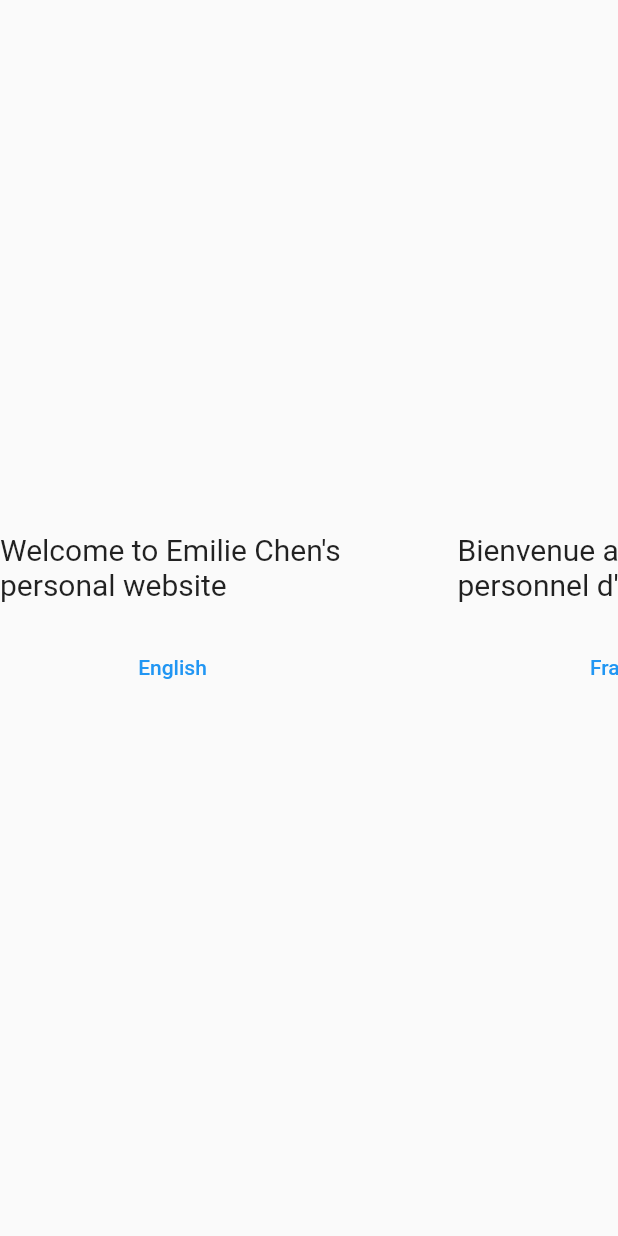
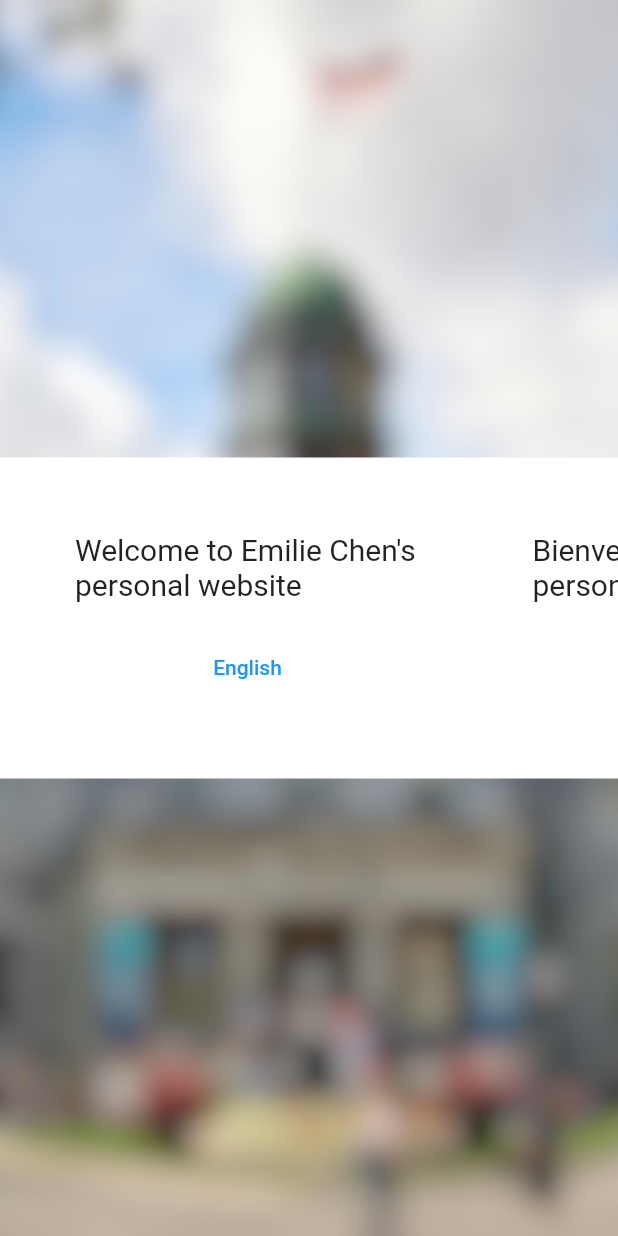
Before and after one commit to emiliehc/personal_website, a Flutter app: the screen it shows after launch, on a phone screen of 412 x 824 dp. Run offline on Flutter 3.47's test engine with Material 2 defaults, Android fonts, the phone set to English and light mode, and no system bars; our stand-ins replace flutter_vector_icons, tuple; missing offline and left inert: dart:html.

Commit message:
background image

```diff
--- a/lib/landing.dart
+++ b/lib/landing.dart
@@ -10,9 +10,17 @@ class LandingPage extends StatelessWidget {
   @override
   Widget build(BuildContext context) {
     return Scaffold(
-      body: Center(
+        body: Container(
+          decoration: const BoxDecoration(
+        image: DecorationImage(
+          image: AssetImage("assets/images/background.jpg"),
+          fit: BoxFit.cover,
+        ),
+      ),
+      child: Center(
         child: Container(
-          color: Colors.transparent,
+          padding: const EdgeInsets.all(50),
+            color: Colors.white,
             child: Table(
               columnWidths: const <int, TableColumnWidth>{
                 0: FixedColumnWidth(230),
@@ -48,7 +56,9 @@ class LandingPage extends StatelessWidget {
                       child: TextButton(
                         child: const Text('English'),
                         onPressed: () {
-                        Navigator.pushNamed(context, MainPage.route, arguments: MainPageArguments(language: Language.en));
+                          Navigator.pushNamed(context, MainPage.route,
+                              arguments:
+                                  MainPageArguments(language: Language.en));
                         },
                       ),
                     ),
@@ -58,16 +68,17 @@ class LandingPage extends StatelessWidget {
                       child: TextButton(
                         child: const Text('Français'),
                         onPressed: () {
-                        Navigator.pushNamed(context, MainPage.route, arguments: MainPageArguments(language: Language.fr));
+                          Navigator.pushNamed(context, MainPage.route,
+                              arguments:
+                                  MainPageArguments(language: Language.fr));
                         },
                       ),
                     ),
                   ],
                 ),
               ],
-          )
+            )),
       ),
-      ),
-    );
+    ));
   }
 }
--- a/lib/translation.dart
+++ b/lib/translation.dart
@@ -9,7 +9,7 @@ enum WebText {
 
 const Map<WebText, String> webTextEn = {
   WebText.welcomeMessage: 'Hello, my name is Emilie Chen and I am a third '
-      'year (U2) computer science student at McGill University. I\'m interested'
+      'year (U2) computer science student at McGill University. I\'m interested '
       'in programming and game development. Here\'s my CV and some of the '
       'projects that I\'m proud of.\n'
       'If you are interested in contacting me, don\'t hesitate to shoot me a'
--- a/pubspec.yaml
+++ b/pubspec.yaml
@@ -56,6 +56,8 @@ dev_dependencies:
 
 # The following section is specific to Flutter packages.
 flutter:
+  assets:
+    - assets/images/
 
   # The following line ensures that the Material Icons font is
   # included with your application, so that you can use the icons in
```
Also changed, not shown: assets/images/background.jpg (added). Lines whose indentation alone changed are shown as unchanged.
